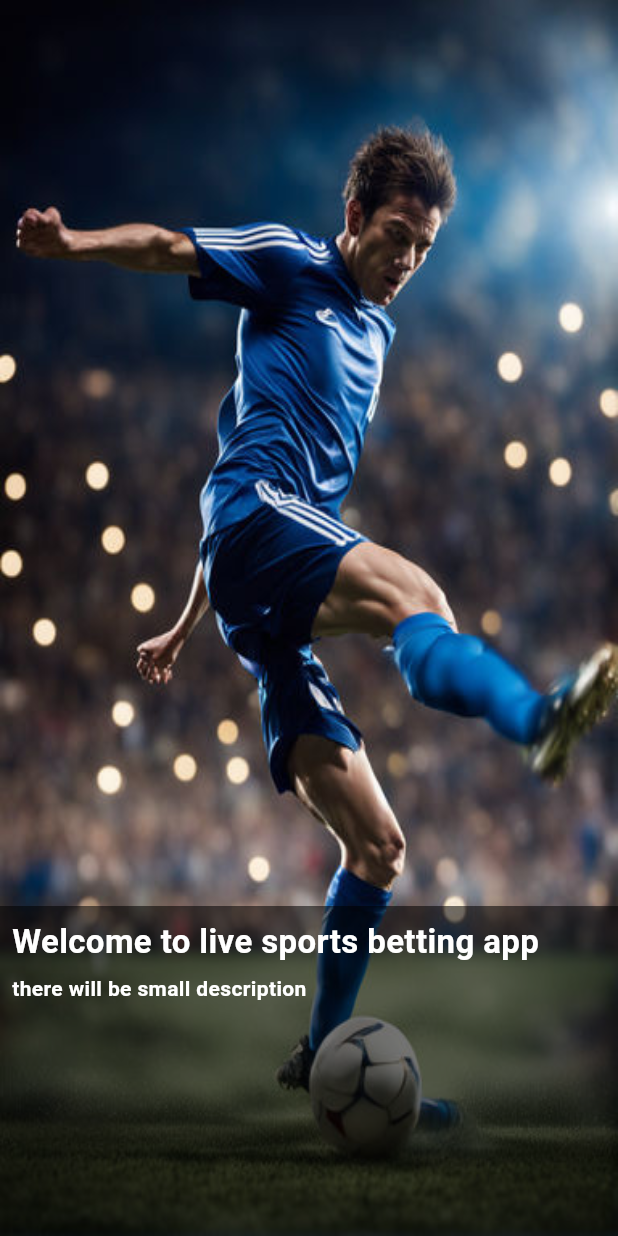
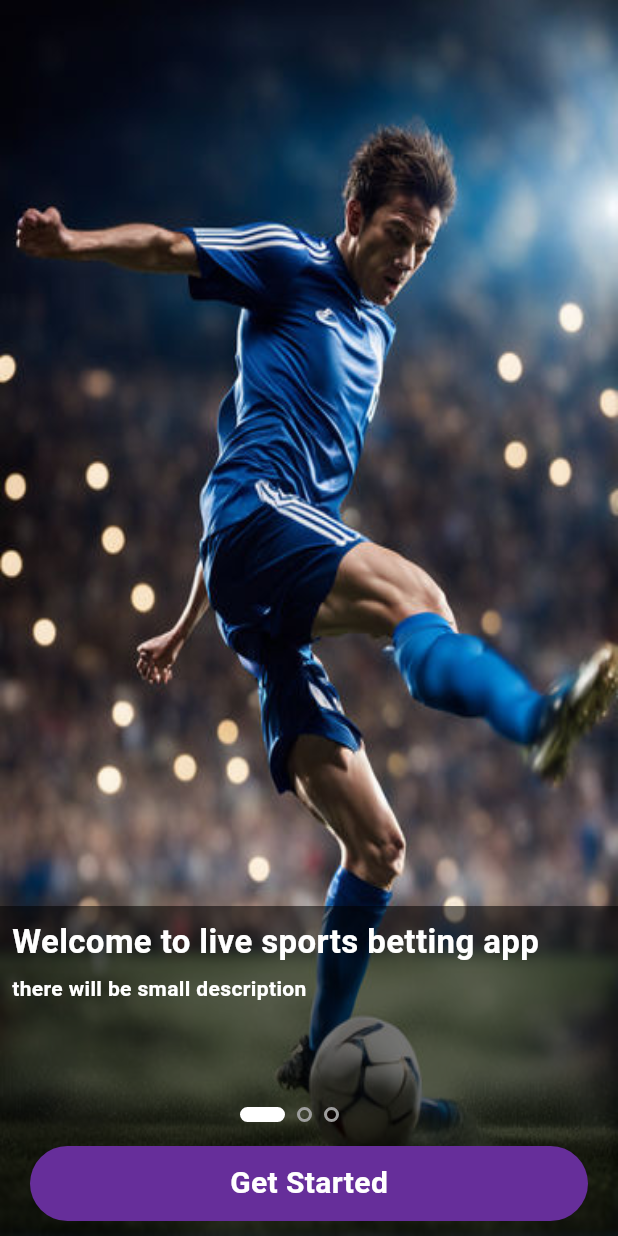
Before and after one commit to FalgunT/SportsCommunityApp, a Flutter app: the screen it shows after launch, on a phone screen of 412 x 824 dp. Run offline on Flutter 3.47's test engine with Material 3 defaults, Android fonts, the phone set to English and light mode, and no system bars; our stand-ins replace flutter_native_splash, get, sqflite; accounts and stored records are empty.

Commit message:
update welcome screen

```diff
--- a/lib/app/modules/welcome/WelcomeView.dart
+++ b/lib/app/modules/welcome/WelcomeView.dart
@@ -1,6 +1,8 @@
 import 'package:flutter/cupertino.dart';
 import 'package:flutter/material.dart';
+import 'package:get/get_state_manager/src/rx_flutter/rx_obx_widget.dart';
 import 'package:sportcommunityapp/app/modules/welcome/WelcomeViewModel.dart';
+import 'package:sportcommunityapp/app/theme/ProjectTheme.dart';
 import '../../core/BaseView.dart';
 
 class WelcomeView extends BaseView<WelcomeViewModel> {
@@ -41,17 +43,25 @@ class WelcomeView extends BaseView<WelcomeViewModel> {
               right: 0,
               height: 100,
               child: Container(
+                height: 200,
+                width: 100,
                 color: Colors.black54,
                 child: SizedBox(
                     //   color: Colors.amber,
                     height: 25,
                     width: 100,
-                  /*child: Column(
+                    child: Column(
                         crossAxisAlignment: CrossAxisAlignment.center,
+                        mainAxisAlignment: MainAxisAlignment.center,
                         //  color: Colors.green,
                         //width: size.width * 0.5,
                         children: [
-                        ListView.builder(
+                          Container(
+                            //  alignment: Alignment.center,
+                            height: 30,
+                            width: 100,
+                            //    color: Colors.green,
+                            child: ListView.builder(
                                 itemCount: controller.pages.length,
                                 scrollDirection: Axis.horizontal,
                                 itemBuilder: (context, index) {
@@ -60,38 +70,47 @@ class WelcomeView extends BaseView<WelcomeViewModel> {
                                           Center(
                                             child: AnimatedContainer(
                                               decoration: BoxDecoration(
-                                              color:
-                                                  controller.activePage.value ==
+                                                  color: controller.activePage
+                                                              .value ==
                                                           index
                                                       ? Colors.white
                                                       : Colors.transparent,
                                                   border: Border.all(
                                                       width: 2,
-                                                  color: controller.activePage
+                                                      color: controller
+                                                                  .activePage
                                                                   .value ==
                                                               index
                                                           ? Colors.white
                                                           : Colors.grey),
                                                   borderRadius:
-                                                  BorderRadius.circular(10)),
+                                                      BorderRadius.circular(
+                                                          10)),
                                               margin: EdgeInsets.all(4),
-                                          width: controller.activePage.value ==
+                                              width:
+                                                  controller.activePage.value ==
                                                           index
                                                       ? 30
                                                       : 10,
                                               height: 10,
-                                          duration:
-                                              const Duration(milliseconds: 3),
+                                              duration: const Duration(
+                                                  milliseconds: 3),
                                             ),
                                           ),
                                         ],
                                       ));
                                 }),
-                        InkWell(
+                          ),
+                          Padding(
+                            padding:
+                                const EdgeInsets.only(left: 20.0, right: 20),
+                            child: InkWell(
                               onTap: () {},
                               child: Container(
+                                decoration: BoxDecoration(
                                     color: ProjectTheme.primaryColor,
-                            width: 200,
+                                    borderRadius: BorderRadius.circular(30)),
+                                //  width: 200,
                                 height: 50,
                                 child: const Center(
                                   child: Text(
@@ -103,9 +122,9 @@ class WelcomeView extends BaseView<WelcomeViewModel> {
                                   ),
                                 ),
                               ),
+                            ),
                           )
-                      ])*/
-                ),
+                        ])),
               ),
             ),
           ],
```
Lines whose indentation alone changed are shown as unchanged.
